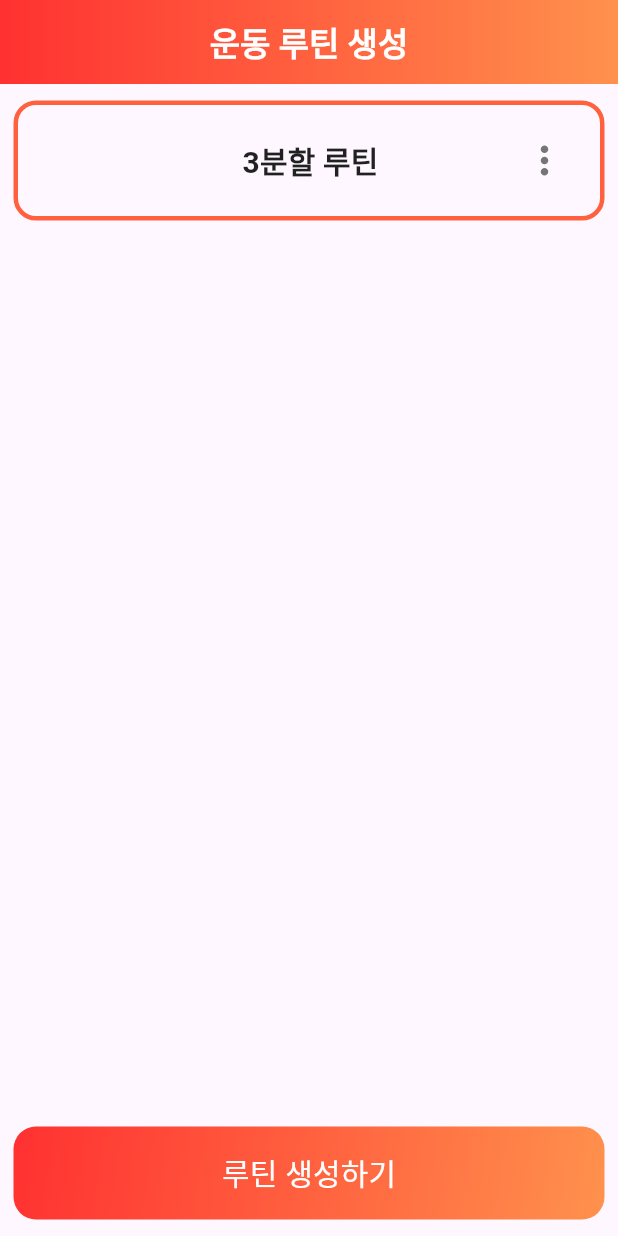
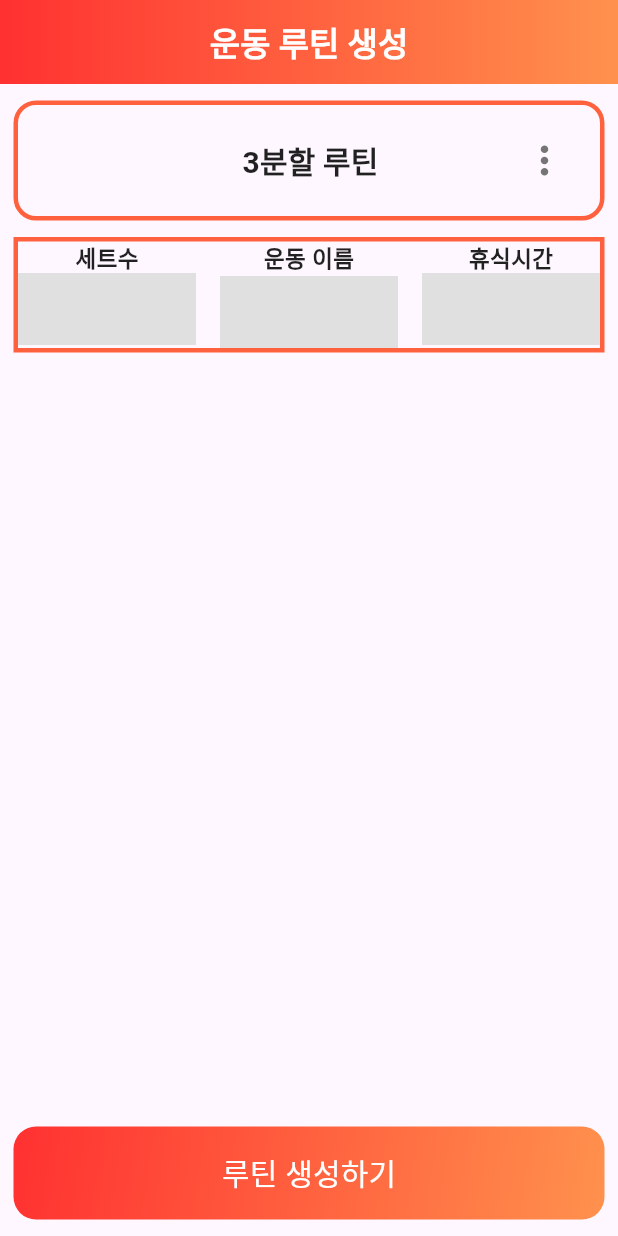
Before and after one commit to YMJ936/workout_timer, a Flutter app: the screen it shows after launch, on a phone screen of 412 x 824 dp. Run offline on Flutter 3.47's test engine with Material 3 defaults, Android fonts, the phone set to English and light mode, and no system bars.

Commit message:
Make textfield

```diff
--- /dev/null
+++ b/lib/component/custom_text_field.dart
@@ -0,0 +1,47 @@
+import 'package:flutter/services.dart';
+import 'package:workout_timer/const/colors.dart';
+import 'package:flutter/material.dart';
+
+class CustomTextField extends StatelessWidget {
+  final String label; //텍스트 필드 제목
+  final bool isInt; //숫자인지 여부
+
+  const CustomTextField({
+    required this.label,
+    required this.isInt,
+    Key? key,
+}) : super(key: key);
+
+  @override
+  Widget build(BuildContext context){
+    return Column(
+      crossAxisAlignment: CrossAxisAlignment.center, // 세로로 텍스트와 텍스트 필드 매치
+      children: [
+        Text(
+          label,
+          style: TextStyle(
+            color: Colors.black87,
+            fontWeight: FontWeight.w600,
+            fontSize: 15.0,
+          ),
+        ),
+        Expanded(
+            flex: isInt ? 0 : 1, //뭐징?
+            child: TextFormField(
+              cursorColor: Colors.grey,
+              maxLines: 1,
+              //expands: isInt,
+              keyboardType: isInt ? TextInputType.number : TextInputType.multiline,
+              inputFormatters: isInt ? [FilteringTextInputFormatter.digitsOnly,] : [],
+              decoration: InputDecoration(
+                border: InputBorder.none,
+                filled: true,
+                fillColor: Colors.grey[300],
+                suffixText: isInt ? '초' : null,
+              ),
+            ),
+        ),
+      ],
+    );
+  }
+}
--- a/lib/screen/home_screen.dart
+++ b/lib/screen/home_screen.dart
@@ -1,4 +1,5 @@
 import 'package:flutter/material.dart';
+import 'package:workout_timer/component/custom_text_field.dart';
 import 'package:workout_timer/component/routine_card_button.dart';
 import 'package:workout_timer/component/splash_screen.dart';
 import 'package:workout_timer/const/colors.dart';
@@ -46,10 +47,38 @@ class HomeScreen extends StatelessWidget {
                     padding: const EdgeInsets.only(
                         bottom: 11.0, left: 9.0, right: 9.0),
                     child: IntrinsicHeight(
-                      child: Row(
-                        children: [
-
-                        ],
+                      child: Container(
+                        decoration: BoxDecoration(
+                          border: Border.all(
+                            color: COLOR_M,
+                            width: 3.0,
+                            style: BorderStyle.solid,
+                          ),
+                        ),
+                        child: Row(
+                          children: [
+                            Expanded(
+                              child: CustomTextField(
+                                label: '세트수',
+                                isInt: true,
+                              ),
+                            ),
+                            const SizedBox(width: 16.0,),
+                            Expanded(
+                              child: CustomTextField(
+                                label: '운동 이름',
+                                isInt: false,
+                              ),
+                            ),
+                            const SizedBox(width: 16.0,),
+                            Expanded(
+                              child: CustomTextField(
+                                label: '휴식시간',
+                                isInt: true,
+                              ),
+                            ),
+                          ],
+                        ),
                       ),
                     ),
                   ),
```
